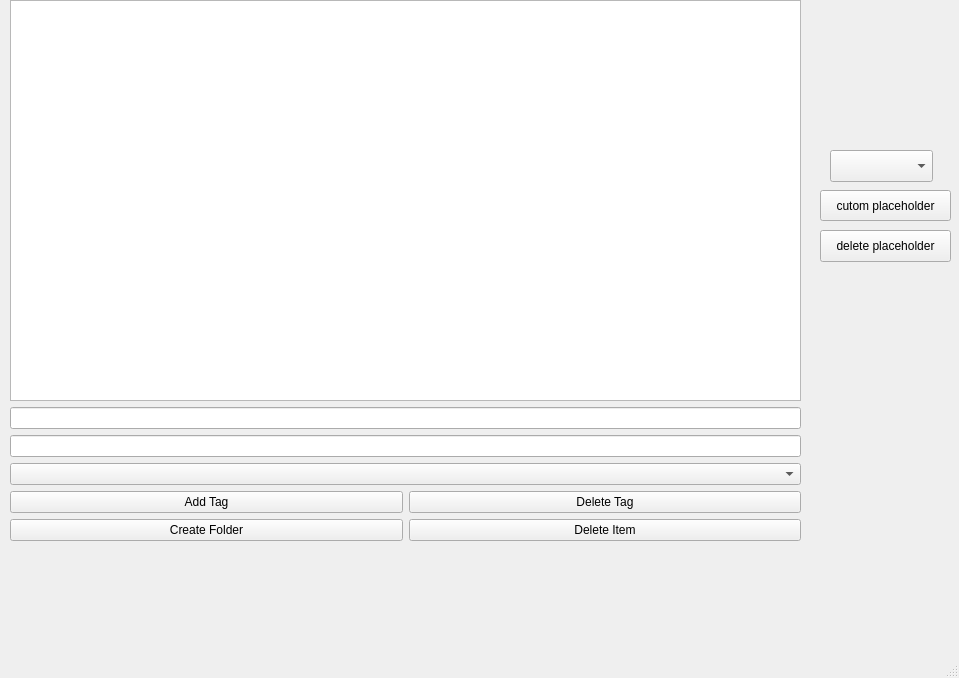
The window that mainwindow.ui (brennanafrank/EasyDraft) describes before a commit, drawn with Qt 5.
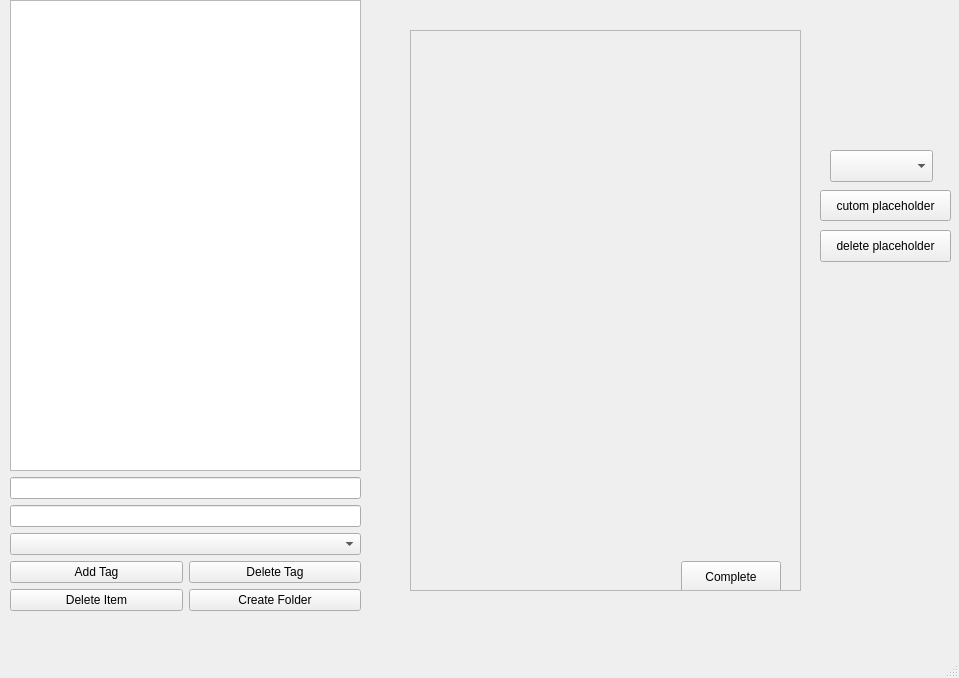
The same window after the commit.

What changed in the file:
```diff
--- a/mainwindow.ui
+++ b/mainwindow.ui
@@ -19,8 +19,8 @@
      <rect>
       <x>10</x>
       <y>0</y>
-      <width>791</width>
-      <height>541</height>
+      <width>351</width>
+      <height>611</height>
      </rect>
     </property>
     <layout class="QVBoxLayout" name="verticalLayout">
@@ -56,13 +56,6 @@
      </item>
      <item>
       <layout class="QHBoxLayout" name="horizontalLayout_2">
-       <item>
-        <widget class="QPushButton" name="createFolderButton">
-         <property name="text">
-          <string>Create Folder</string>
-         </property>
-        </widget>
-       </item>
        <item>
         <widget class="QPushButton" name="deleteItemButton">
          <property name="text">
@@ -70,6 +63,13 @@
          </property>
         </widget>
        </item>
+       <item>
+        <widget class="QPushButton" name="createFolderButton">
+         <property name="text">
+          <string>Create Folder</string>
+         </property>
+        </widget>
+       </item>
       </layout>
      </item>
     </layout>
@@ -110,6 +110,53 @@
      <string>delete placeholder</string>
     </property>
    </widget>
+   <widget class="QScrollArea" name="scrollArea">
+    <property name="geometry">
+     <rect>
+      <x>410</x>
+      <y>30</y>
+      <width>391</width>
+      <height>561</height>
+     </rect>
+    </property>
+    <property name="widgetResizable">
+     <bool>true</bool>
+    </property>
+    <widget class="QWidget" name="scrollAreaWidgetContents">
+     <property name="geometry">
+      <rect>
+       <x>0</x>
+       <y>0</y>
+       <width>389</width>
+       <height>559</height>
+      </rect>
+     </property>
+     <widget class="QWidget" name="verticalLayoutWidget_2">
+      <property name="geometry">
+       <rect>
+        <x>10</x>
+        <y>-10</y>
+        <width>361</width>
+        <height>531</height>
+       </rect>
+      </property>
+      <layout class="QVBoxLayout" name="verticalLayout_2"/>
+     </widget>
+     <widget class="QPushButton" name="completeFillButton">
+      <property name="geometry">
+       <rect>
+        <x>270</x>
+        <y>530</y>
+        <width>100</width>
+        <height>32</height>
+       </rect>
+      </property>
+      <property name="text">
+       <string>Complete</string>
+      </property>
+     </widget>
+    </widget>
+   </widget>
   </widget>
   <widget class="QMenuBar" name="menubar">
    <property name="geometry">
```
